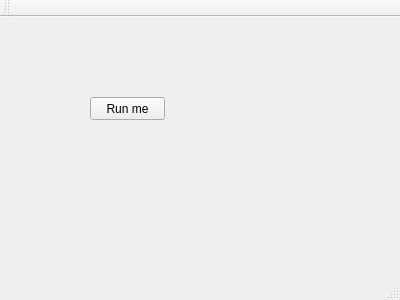
Before: the Qt Designer form example/mainwindow.ui in xfreebird/qwin7utils, drawn with Qt 5.
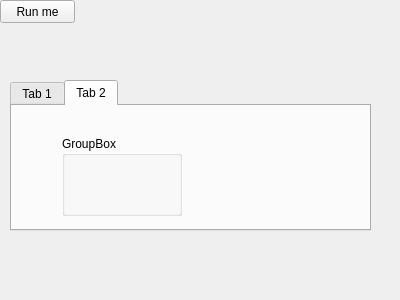
After: the same form once the commit is applied.

What changed in the file:
```diff
--- a/example/mainwindow.ui
+++ b/example/mainwindow.ui
@@ -17,8 +17,8 @@
    <widget class="QPushButton" name="pushButton">
     <property name="geometry">
      <rect>
-      <x>90</x>
-      <y>80</y>
+      <x>0</x>
+      <y>0</y>
       <width>75</width>
       <height>23</height>
      </rect>
@@ -27,26 +27,56 @@
      <string>Run me</string>
     </property>
    </widget>
+   <widget class="QTabWidget" name="tabWidget">
+    <property name="geometry">
+     <rect>
+      <x>10</x>
+      <y>80</y>
+      <width>361</width>
+      <height>151</height>
+     </rect>
+    </property>
+    <property name="currentIndex">
+     <number>1</number>
+    </property>
+    <widget class="QWidget" name="tab">
+     <attribute name="title">
+      <string>Tab 1</string>
+     </attribute>
+     <widget class="QSpinBox" name="spinBox">
+      <property name="geometry">
+       <rect>
+        <x>40</x>
+        <y>20</y>
+        <width>42</width>
+        <height>22</height>
+       </rect>
+      </property>
+      <property name="value">
+       <number>45</number>
+      </property>
+     </widget>
+    </widget>
+    <widget class="QWidget" name="tab_2">
+     <attribute name="title">
+      <string>Tab 2</string>
+     </attribute>
+     <widget class="QGroupBox" name="groupBox">
+      <property name="geometry">
+       <rect>
+        <x>50</x>
+        <y>30</y>
+        <width>120</width>
+        <height>80</height>
+       </rect>
+      </property>
+      <property name="title">
+       <string>GroupBox</string>
+      </property>
+     </widget>
+    </widget>
+   </widget>
   </widget>
-  <widget class="QMenuBar" name="menuBar">
-   <property name="geometry">
-    <rect>
-     <x>0</x>
-     <y>0</y>
-     <width>400</width>
-     <height>21</height>
-    </rect>
-   </property>
-  </widget>
-  <widget class="QToolBar" name="mainToolBar">
-   <attribute name="toolBarArea">
-    <enum>TopToolBarArea</enum>
-   </attribute>
-   <attribute name="toolBarBreak">
-    <bool>false</bool>
-   </attribute>
-  </widget>
-  <widget class="QStatusBar" name="statusBar"/>
  </widget>
  <layoutdefault spacing="6" margin="11"/>
  <resources/>
```
